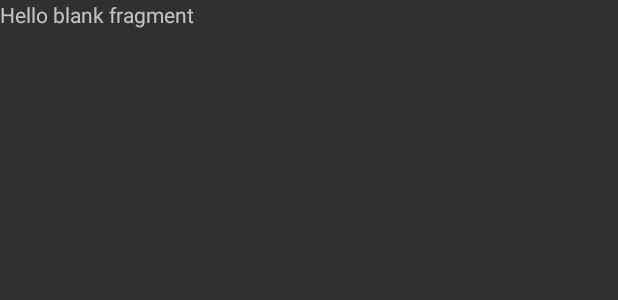
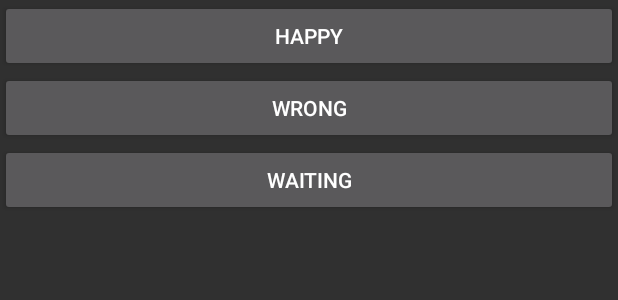
Before and after one commit to maxfeldman99/SolEMobileUnit, an Android app: the layout fragment_session.xml on its own in the app's theme, with its tools: preview values and no code run, on a phone screen of 412 x 824 dp. Shown: the top 300 px of the screen. Run offline under Robolectric (Android 15) with nearby library versions, the phone set to English and light mode, and no system bars.

Commit message:
fragment crash issue fixed Closes #1

```diff
--- a/app/src/main/res/layout/fragment_session.xml
+++ b/app/src/main/res/layout/fragment_session.xml
@@ -5,9 +5,41 @@
     tools:context="com.example.maxfeldman.sole_mobileunit.Main.SessionFragment">
 
     <!-- TODO: Update blank fragment layout -->
-    <TextView
+    <LinearLayout
+        android:orientation="vertical"
+        android:id="@+id/rel_lay_1"
         android:layout_width="match_parent"
-        android:layout_height="match_parent"
-        android:text="@string/hello_blank_fragment" />
+        android:layout_height="wrap_content"
+        >
+
+        <Button
+            android:id="@+id/test_btn1"
+            android:layout_width="match_parent"
+            android:layout_height="wrap_content"
+            android:text="happy"
+
+            />
+
+        <Button
+            android:id="@+id/test_btn2"
+            android:layout_width="match_parent"
+            android:layout_height="wrap_content"
+            android:layout_below="@id/test_btn1"
+            android:text="wrong" />
+
+        <Button
+            android:id="@+id/test_btn3"
+            android:layout_width="match_parent"
+            android:layout_height="wrap_content"
+            android:layout_below="@id/test_btn2"
+            android:text="waiting" />
+
+
+
+
+
+
+    </LinearLayout>
+
 
 </FrameLayout>
```
Also changed, not shown: app/src/main/java/com/example/maxfeldman/sole_mobileunit/Main/SessionFragment.java (+31 -0 lines), app/src/main/java/com/example/maxfeldman/sole_mobileunit/Main/VideoFragment.java (+15 -7 lines).
